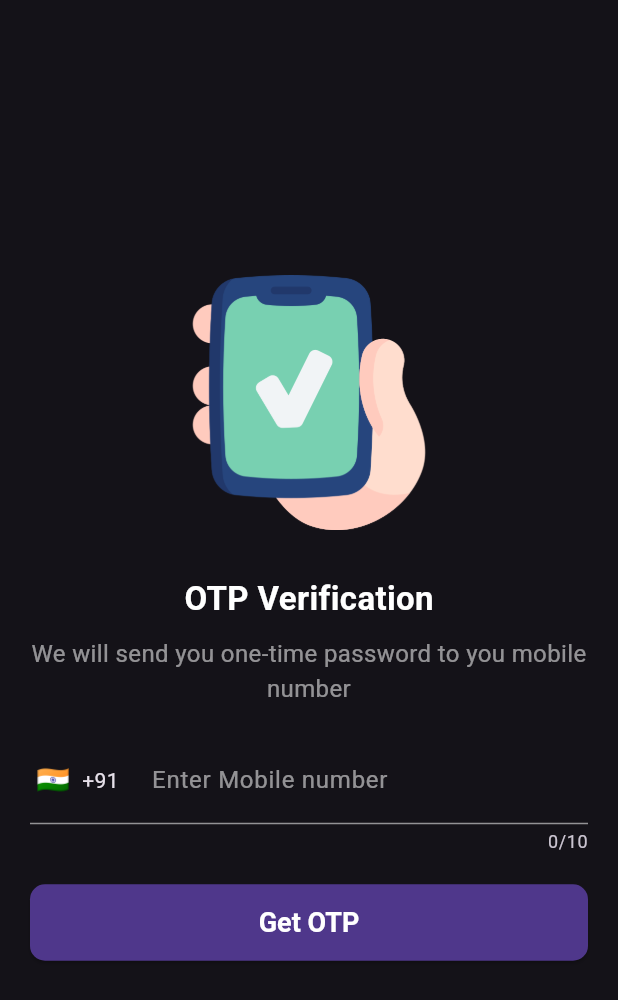
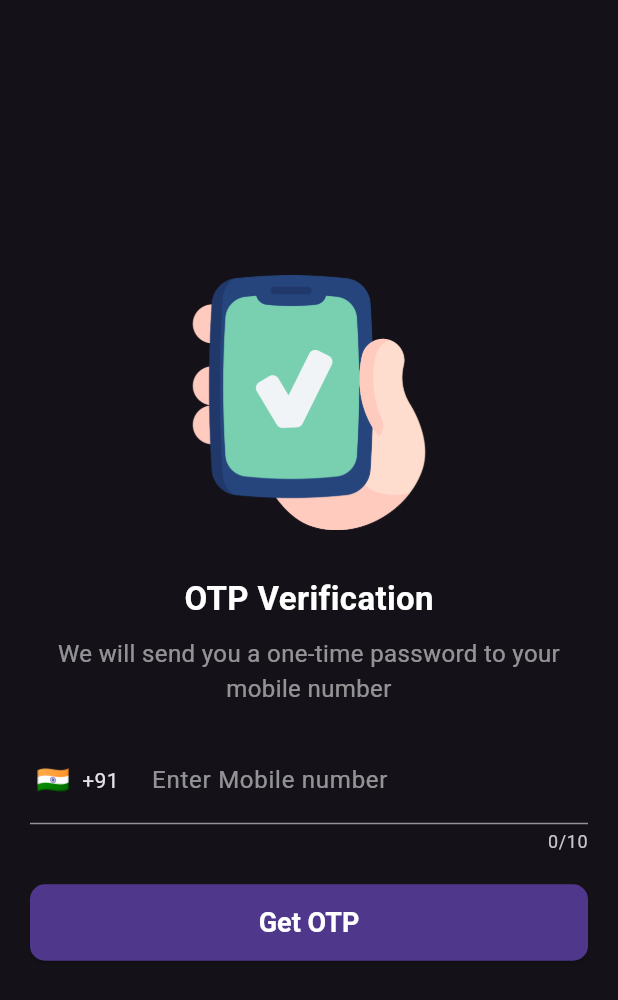
Before and after one commit to Litigence-AI/frontend_flutter_litigence, a Flutter app: the OtpAuth screen opened by its route, on a phone screen of 412 x 824 dp. Shown: the top 1000 px of the screen. Run offline on Flutter 3.47's test engine with Material 3 defaults, Android fonts, the phone set to English and light mode, and no system bars; drawn by our look-alikes of intl_phone_field; our stand-ins replace dots_indicator, firebase_auth, firebase_core, flutter_chat_types, flutter_chat_ui, go_router and 3 more; missing offline and left inert: firebase_phone_auth_handler; accounts and stored records are empty; generated files the repository leaves out were written again; statements that could not run were skipped.

Commit message:
fix: otp_auth_screen responsiveness

```diff
--- a/lib/otp_auth/otp_auth_screen.dart
+++ b/lib/otp_auth/otp_auth_screen.dart
@@ -18,18 +18,23 @@ class _OtpAuthState extends State<OtpAuth> {
 
   @override
   Widget build(BuildContext context) {
+    double screenWidth = MediaQuery.of(context).size.width;
+    double buttonWidth = screenWidth > 600 ? 400 : double.infinity;
+    double buttonPadding = screenWidth > 600 ? 20 : 15;
+
     return Scaffold(
       backgroundColor: Theme.of(context).colorScheme.surface,
-      body: SingleChildScrollView(
+      body: Center(
+        child: SingleChildScrollView(
           physics: const ClampingScrollPhysics(),
+          child: Padding(
+            padding: const EdgeInsets.symmetric(horizontal: 20),
             child: ConstrainedBox(
               constraints: BoxConstraints(
-            minWidth: MediaQuery.of(context).size.width,
+                maxWidth: 500, // Limit the width for larger screens
                 minHeight: MediaQuery.of(context).size.height,
               ),
               child: IntrinsicHeight(
-            child: Padding(
-              padding: const EdgeInsets.symmetric(horizontal: 20),
                 child: Column(
                   mainAxisAlignment: MainAxisAlignment.center,
                   crossAxisAlignment: CrossAxisAlignment.center,
@@ -51,7 +56,7 @@ class _OtpAuthState extends State<OtpAuth> {
                     ),
                     const SizedBox(height: 10),
                     const Text(
-                    "We will send you one-time password to you mobile number",
+                      "We will send you a one-time password to your mobile number",
                       textAlign: TextAlign.center,
                       style: TextStyle(
                         fontSize: 16,
@@ -91,38 +96,32 @@ class _OtpAuthState extends State<OtpAuth> {
                       style: ElevatedButton.styleFrom(
                         backgroundColor: Theme.of(context).buttonTheme.colorScheme?.primaryContainer,
                         textStyle: TextStyle(
-                        color: Theme.of(context).buttonTheme.colorScheme?.onPrimaryContainer, // Set the text color
-                        fontSize: 18, // Set the text size
-                        fontFamily: 'Roboto', // Set the font family
-                        fontWeight: FontWeight.bold, // Set the font weight
+                          color: Theme.of(context).buttonTheme.colorScheme?.onPrimaryContainer,
+                          fontSize: 18,
+                          fontFamily: 'Roboto',
+                          fontWeight: FontWeight.bold,
                         ),
                         shape: RoundedRectangleBorder(
                           borderRadius: BorderRadius.circular(10),
                         ),
-                      padding: EdgeInsets.symmetric(vertical: 15),
-                      minimumSize: Size(double.infinity, 50),
+                        padding: EdgeInsets.symmetric(vertical: buttonPadding),
+                        minimumSize: Size(buttonWidth, 50),
                       ),
                       onPressed: () {
-                      if (isNullOrBlank(phoneNumber) ||
-                          !_formKey.currentState!.validate()) {
+                        if (isNullOrBlank(phoneNumber) || !_formKey.currentState!.validate()) {
                           showSnackBar('Please enter a valid phone number!');
                         } else {
                           if (!mounted) return;
-
-                        context.go(
-                            '/verifyPhoneNumberScreen',
-                          extra: phoneNumber
-                        );
-
+                          context.go('/verifyPhoneNumberScreen', extra: phoneNumber);
                         }
                       },
                       child: const Text(
                         'Get OTP',
                         style: TextStyle(
-                        color: Colors.white, // Set the text color
-                        fontSize: 18, // Set the text size
-                        fontFamily: 'Roboto', // Set the font family
-                        fontWeight: FontWeight.bold, // Set the font weight),
+                          color: Colors.white,
+                          fontSize: 18,
+                          fontFamily: 'Roboto',
+                          fontWeight: FontWeight.bold,
                         ),
                       ),
                     ),
@@ -132,6 +131,7 @@ class _OtpAuthState extends State<OtpAuth> {
             ),
           ),
         ),
+      ),
     );
   }
 }
```
Lines whose indentation alone changed are shown as unchanged.
